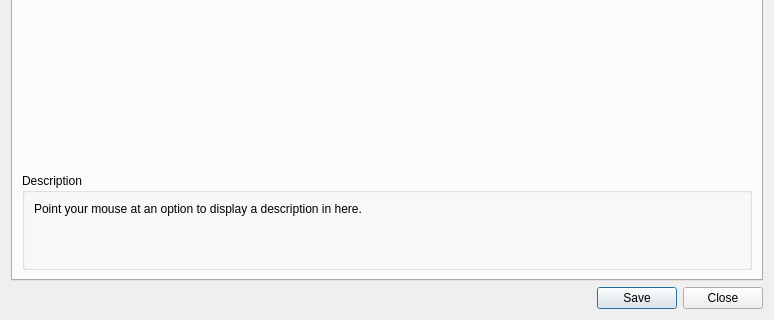
Above: rpcs3/rpcs3qt/settings_dialog.ui from RPCS3/rpcs3 before the change; both pictures show x 0 to 774 and y 316 to 636 of the 774 by 636 pixel window. Below: the same form after it.
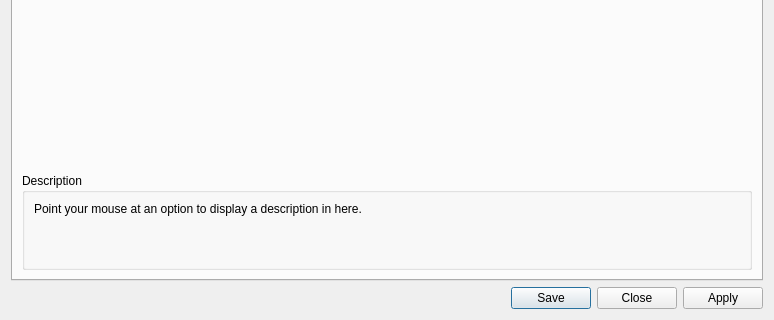
That is the form after the change. Icons and pictures are not drawn.

Commit message: Qt: add apply button to settings dialog

Diff of the .ui file:
```diff
--- a/rpcs3/rpcs3qt/settings_dialog.ui
+++ b/rpcs3/rpcs3qt/settings_dialog.ui
@@ -3220,7 +3220,7 @@
    <item>
     <widget class="QDialogButtonBox" name="buttonBox">
      <property name="standardButtons">
-      <set>QDialogButtonBox::Close|QDialogButtonBox::Save</set>
+      <set>QDialogButtonBox::Apply|QDialogButtonBox::Close|QDialogButtonBox::Save</set>
      </property>
     </widget>
    </item>
```
The commit also changes 4 other files.
